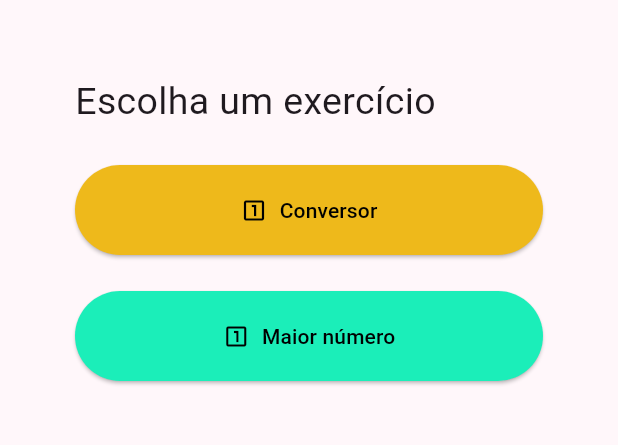
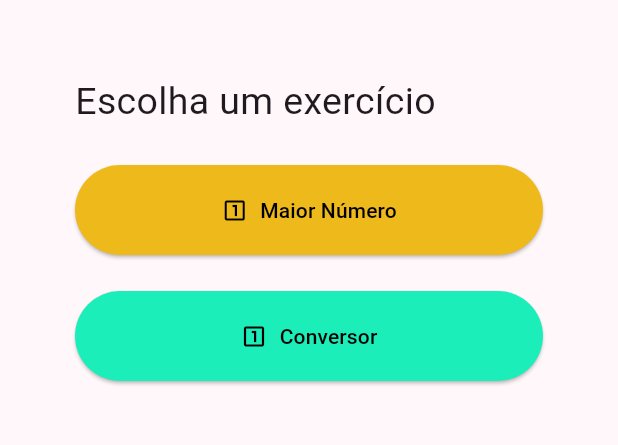
Before and after one commit to ulcitrinitas/AplicacaoExercicios, a Flutter app: the screen it shows after launch, on a phone screen of 412 x 824 dp, the part 84-529 px from its top. Run offline on Flutter 3.47's test engine with Material 3 defaults, Android fonts, the phone set to English and light mode, and no system bars.

Commit message:
alterado nome dos botões

```diff
--- a/lib/screens/home_screen.dart
+++ b/lib/screens/home_screen.dart
@@ -29,16 +29,16 @@ class HomeScreen extends StatelessWidget {
                 Navigator.push(
                   context,
                   MaterialPageRoute(
-                    builder: (context) => const MaiorNumScreen(),
+                    builder: (context) => const MaiorNumeroScreen(),
                   ),
                 );
               },
               icon: const Icon(Icons.looks_one_outlined),
-              label: Text("Conversor"),
+              label: Text("Maior Número"),
               style: ElevatedButton.styleFrom(
                 padding: const EdgeInsets.symmetric(vertical: 20),
                 backgroundColor: Color(0xFFEEB91B),
-                foregroundColor: Colors.black
+                foregroundColor: Colors.black,
               ),
             ),
             const SizedBox(height: 24),
@@ -52,11 +52,11 @@ class HomeScreen extends StatelessWidget {
                 );
               },
               icon: const Icon(Icons.looks_one_outlined),
-              label: Text("Maior número"),
+              label: Text("Conversor"),
               style: ElevatedButton.styleFrom(
                 padding: const EdgeInsets.symmetric(vertical: 20),
                 backgroundColor: Color(0xFF1BEEB9),
-                foregroundColor: Colors.black
+                foregroundColor: Colors.black,
               ),
             ),
           ],
```
